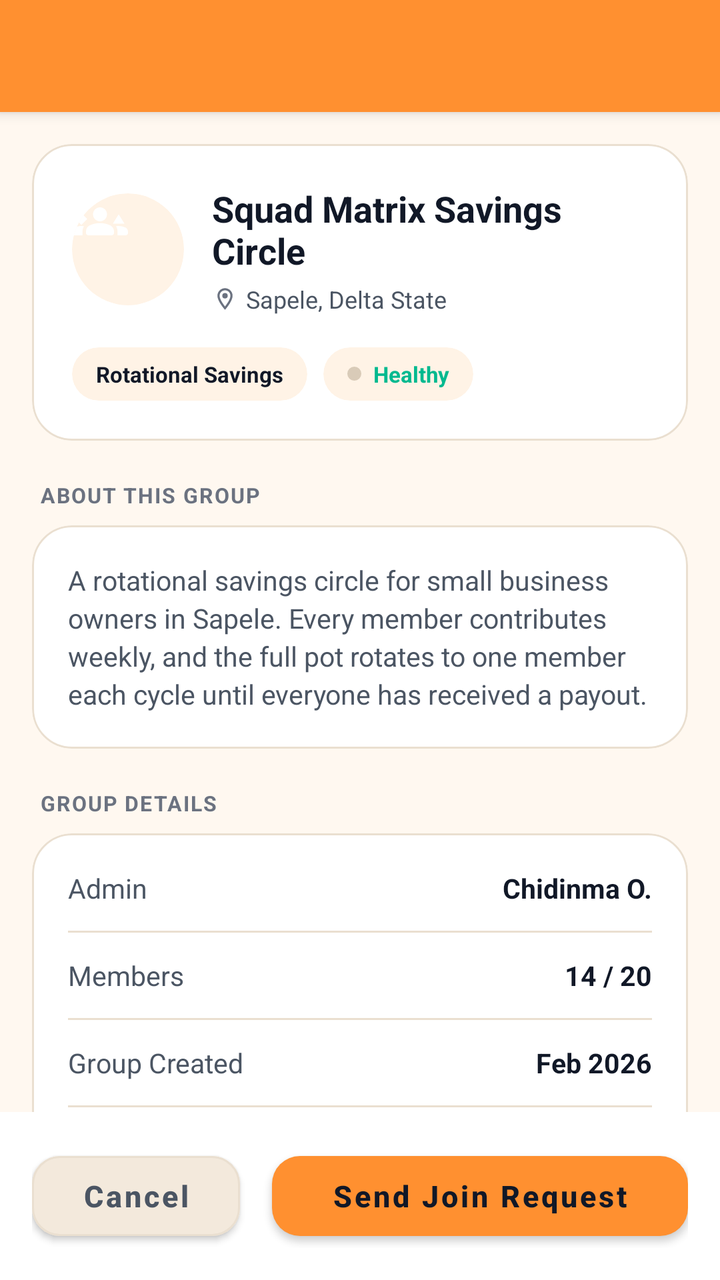
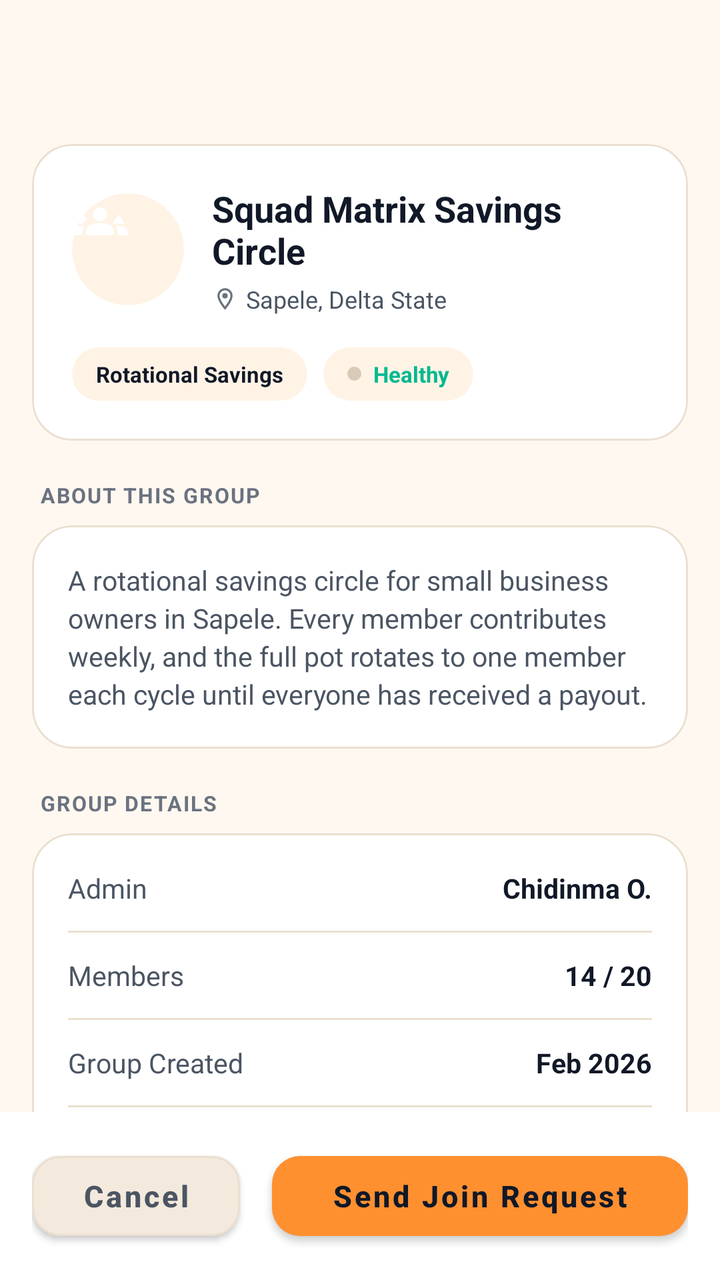

Screens rendered from an Android XML layout before and after an edit, with the pre-edit source and the edit as a unified diff.
<!-- AndroidManifest.xml: application theme AppTheme -->
<!-- res/layout/group_join_request.xml -->
<androidx.coordinatorlayout.widget.CoordinatorLayout
	xmlns:android="http://schemas.android.com/apk/res/android"
	xmlns:app="http://schemas.android.com/apk/res-auto"
	xmlns:tools="http://schemas.android.com/tools"
	android:id="@+id/_coordinator"
	android:layout_width="match_parent"
	android:layout_height="match_parent">
	<com.google.android.material.appbar.AppBarLayout
		android:id="@+id/_app_bar"
		android:layout_width="match_parent"
		android:layout_height="wrap_content"
		android:theme="@style/AppTheme.AppBarOverlay">
		<androidx.appcompat.widget.Toolbar
			android:id="@+id/_toolbar"
			android:layout_width="match_parent"
			android:layout_height="?attr/actionBarSize"
			android:background="?attr/appBarColor"
			app:popupTheme="@style/AppTheme.PopupOverlay" />
	</com.google.android.material.appbar.AppBarLayout>
	<LinearLayout
		android:id="@+id/_coordinator"
		android:layout_width="match_parent"
		android:layout_height="match_parent"
		android:orientation="vertical"
		android:background="@color/colorBackground"
		app:layout_behavior="@string/appbar_scrolling_view_behavior">
		<androidx.core.widget.NestedScrollView
			android:id="@+id/vscroll_join_request"
			android:layout_width="match_parent"
			android:layout_height="0dp"
			android:layout_weight="1"
			android:fillViewport="true"
			android:overScrollMode="never">
			<LinearLayout
				android:id="@+id/linear65"
				android:layout_width="match_parent"
				android:layout_height="wrap_content"
				android:padding="16dp"
				android:orientation="vertical">
				<com.google.android.material.card.MaterialCardView
					android:id="@+id/cardview33"
					android:layout_width="match_parent"
					android:layout_height="wrap_content"
					app:cardBackgroundColor="@color/colorSurface"
					app:cardCornerRadius="20dp"
					app:cardElevation="0dp"
					app:strokeWidth="1dp"
					app:strokeColor="@color/colorCardStroke">
					<LinearLayout
						android:id="@+id/linear66"
						android:layout_width="match_parent"
						android:layout_height="wrap_content"
						android:padding="20dp"
						android:orientation="vertical">
						<LinearLayout
							android:id="@+id/linear67"
							android:layout_width="match_parent"
							android:layout_height="wrap_content"
							android:gravity="center_vertical"
							android:orientation="horizontal">
							<androidx.cardview.widget.CardView
								android:id="@+id/cardview34"
								android:layout_width="56dp"
								android:layout_height="56dp"
								app:cardBackgroundColor="@color/colorSurfaceAlt"
								app:cardCornerRadius="28dp"
								app:cardElevation="0dp">
								<ImageView
									android:id="@+id/img_group_avatar"
									android:layout_width="28dp"
									android:layout_height="28dp"
									android:src="@drawable/icon_groups_3_round"
									android:scaleType="centerInside" />
							</androidx.cardview.widget.CardView>
							<LinearLayout
								android:id="@+id/linear68"
								android:layout_width="0dp"
								android:layout_height="wrap_content"
								android:orientation="vertical"
								android:layout_weight="1"
								android:layout_marginStart="14dp">
								<TextView
									android:id="@+id/tv_group_name"
									android:layout_width="wrap_content"
									android:layout_height="wrap_content"
									android:text="Squad Matrix Savings Circle"
									android:textSize="18sp"
									android:textStyle="bold"
									android:textColor="@color/colorTextPrimary"
									android:ellipsize="end"
									android:maxLines="2" />
								<LinearLayout
									android:id="@+id/linear69"
									android:layout_width="wrap_content"
									android:layout_height="wrap_content"
									android:layout_marginTop="4dp"
									android:gravity="center_vertical"
									android:orientation="horizontal">
									<ImageView
										android:id="@+id/imageview17"
										android:layout_width="13dp"
										android:layout_height="13dp"
										android:src="@drawable/icon_location_on_outline"
										android:scaleType="centerInside"
										app:tint="@color/colorTextTertiary" />
									<TextView
										android:id="@+id/tv_group_location"
										android:layout_width="wrap_content"
										android:layout_height="wrap_content"
										android:text="Sapele, Delta State"
										android:textSize="12sp"
										android:textColor="@color/colorTextSecondary"
										android:layout_marginStart="4dp" />
								</LinearLayout>
							</LinearLayout>
						</LinearLayout>
						<LinearLayout
							android:id="@+id/linear70"
							android:layout_width="match_parent"
							android:layout_height="wrap_content"
							android:layout_marginTop="16dp"
							android:orientation="horizontal">
							<com.google.android.material.card.MaterialCardView
								android:id="@+id/cardview35"
								android:layout_width="wrap_content"
								android:layout_height="wrap_content"
								app:cardBackgroundColor="@color/colorSurfaceAlt"
								android:layout_marginEnd="8dp"
								app:cardCornerRadius="20dp"
								app:cardElevation="0dp"
								app:strokeWidth="0dp">
								<TextView
									android:id="@+id/tv_group_type"
									android:layout_width="wrap_content"
									android:layout_height="wrap_content"
									android:text="Rotational Savings"
									android:textSize="11sp"
									android:textStyle="bold"
									android:textColor="@color/colorTextPrimary"
									android:paddingHorizontal="12dp"
									android:paddingVertical="6dp" />
							</com.google.android.material.card.MaterialCardView>
							<com.google.android.material.card.MaterialCardView
								android:id="@+id/card_health_badge"
								android:layout_width="wrap_content"
								android:layout_height="wrap_content"
								app:cardBackgroundColor="@color/colorSurfaceAlt"
								app:cardCornerRadius="20dp"
								app:cardElevation="0dp"
								app:strokeWidth="0dp">
								<LinearLayout
									android:id="@+id/linear71"
									android:layout_width="wrap_content"
									android:layout_height="wrap_content"
									android:gravity="center_vertical"
									android:orientation="horizontal"
									android:paddingHorizontal="12dp"
									android:paddingVertical="6dp">
									<View
										android:id="@+id/view72"
										android:layout_width="7dp"
										android:layout_height="7dp"
										android:background="@drawable/dot_pending" />
									<TextView
										android:id="@+id/tv_group_health"
										android:layout_width="wrap_content"
										android:layout_height="wrap_content"
										android:text="Healthy"
										android:textSize="11sp"
										android:textStyle="bold"
										android:textColor="@color/colorSuccess"
										android:layout_marginStart="6dp" />
								</LinearLayout>
							</com.google.android.material.card.MaterialCardView>
						</LinearLayout>
					</LinearLayout>
				</com.google.android.material.card.MaterialCardView>
				<TextView
					android:id="@+id/textview43"
					android:layout_width="match_parent"
					android:layout_height="wrap_content"
					android:layout_marginTop="20dp"
					android:layout_marginBottom="8dp"
					android:text="ABOUT THIS GROUP"
					android:textStyle="bold"
					android:textColor="@color/colorTextTertiary"
					android:textSize="10.5sp"
					android:layout_marginStart="4dp"
					android:letterSpacing="0.06" />
				<com.google.android.material.card.MaterialCardView
					android:id="@+id/cardview36"
					android:layout_width="match_parent"
					android:layout_height="wrap_content"
					app:cardBackgroundColor="@color/colorSurface"
					app:cardCornerRadius="20dp"
					app:cardElevation="0dp"
					app:strokeWidth="1dp"
					app:strokeColor="@color/colorCardStroke">
					<TextView
						android:id="@+id/tv_group_description"
						android:layout_width="match_parent"
						android:layout_height="wrap_content"
						android:padding="18dp"
						android:text="A rotational savings circle for small business owners in Sapele. Every member contributes weekly, and the full pot rotates to one member each cycle until everyone has received a payout."
						android:textColor="@color/colorTextSecondary"
						android:textSize="13.5sp"
						android:lineSpacingExtra="3dp" />
				</com.google.android.material.card.MaterialCardView>
				<TextView
					android:id="@+id/textview44"
					android:layout_width="match_parent"
					android:layout_height="wrap_content"
					android:layout_marginTop="20dp"
					android:layout_marginBottom="8dp"
					android:text="GROUP DETAILS"
					android:textStyle="bold"
					android:textColor="@color/colorTextTertiary"
					android:textSize="10.5sp"
					android:layout_marginStart="4dp"
					android:letterSpacing="0.06" />
				<com.google.android.material.card.MaterialCardView
					android:id="@+id/cardview37"
					android:layout_width="match_parent"
					android:layout_height="wrap_content"
					app:cardBackgroundColor="@color/colorSurface"
					app:cardCornerRadius="20dp"
					app:cardElevation="0dp"
					app:strokeWidth="1dp"
					app:strokeColor="@color/colorCardStroke">
					<LinearLayout
						android:id="@+id/linear73"
						android:layout_width="match_parent"
						android:layout_height="wrap_content"
						android:padding="18dp"
						android:orientation="vertical">
						<LinearLayout
							android:id="@+id/linear74"
							android:layout_width="match_parent"
							android:layout_height="wrap_content"
							android:gravity="center_vertical"
							android:orientation="horizontal">
							<TextView
								android:id="@+id/textview45"
								android:layout_width="0dp"
								android:layout_height="wrap_content"
								android:text="Admin"
								android:textColor="@color/colorTextSecondary"
								android:layout_weight="1"
								android:textSize="13.5sp" />
							<TextView
								android:id="@+id/tv_join_admin_value"
								android:layout_width="wrap_content"
								android:layout_height="wrap_content"
								android:text="Chidinma O."
								android:textStyle="bold"
								android:textColor="@color/colorTextPrimary"
								android:textSize="13.5sp" />
						</LinearLayout>
						<View
							android:id="@+id/view75"
							android:layout_width="match_parent"
							android:layout_height="1dp"
							android:background="@color/colorDivider"
							android:layout_marginVertical="12dp" />
						<LinearLayout
							android:id="@+id/linear76"
							android:layout_width="match_parent"
							android:layout_height="wrap_content"
							android:gravity="center_vertical"
							android:orientation="horizontal">
							<TextView
								android:id="@+id/textview46"
								android:layout_width="0dp"
								android:layout_height="wrap_content"
								android:text="Members"
								android:textColor="@color/colorTextSecondary"
								android:layout_weight="1"
								android:textSize="13.5sp" />
							<TextView
								android:id="@+id/tv_join_members_value"
								android:layout_width="wrap_content"
								android:layout_height="wrap_content"
								android:text="14 / 20"
								android:textStyle="bold"
								android:textColor="@color/colorTextPrimary"
								android:textSize="13.5sp" />
						</LinearLayout>
						<View
							android:id="@+id/view77"
							android:layout_width="match_parent"
							android:layout_height="1dp"
							android:background="@color/colorDivider"
							android:layout_marginVertical="12dp" />
						<LinearLayout
							android:id="@+id/linear78"
							android:layout_width="match_parent"
							android:layout_height="wrap_content"
							android:gravity="center_vertical"
							android:orientation="horizontal">
							<TextView
								android:id="@+id/textview47"
								android:layout_width="0dp"
								android:layout_height="wrap_content"
								android:text="Group Created"
								android:textColor="@color/colorTextSecondary"
								android:layout_weight="1"
								android:textSize="13.5sp" />
							<TextView
								android:id="@+id/tv_join_created_value"
								android:layout_width="wrap_content"
								android:layout_height="wrap_content"
								android:text="Feb 2026"
								android:textStyle="bold"
								android:textColor="@color/colorTextPrimary"
								android:textSize="13.5sp" />
						</LinearLayout>
						<View
							android:id="@+id/view79"
							android:layout_width="match_parent"
							android:layout_height="1dp"
							android:background="@color/colorDivider"
							android:layout_marginVertical="12dp" />
						<LinearLayout
							android:id="@+id/linear80"
							android:layout_width="match_parent"
							android:layout_height="wrap_content"
							android:gravity="center_vertical"
							android:orientation="horizontal">
							<TextView
								android:id="@+id/textview48"
								android:layout_width="0dp"
								android:layout_height="wrap_content"
								android:text="Current Cycle"
								android:textColor="@color/colorTextSecondary"
								android:layout_weight="1"
								android:textSize="13.5sp" />
							<TextView
								android:id="@+id/tv_join_cycle_value"
								android:layout_width="wrap_content"
								android:layout_height="wrap_content"
								android:text="Cycle 6 of 20"
								android:textStyle="bold"
								android:textColor="@color/colorTextPrimary"
								android:textSize="13.5sp" />
						</LinearLayout>
					</LinearLayout>
				</com.google.android.material.card.MaterialCardView>
				<TextView
					android:id="@+id/textview49"
					android:layout_width="match_parent"
					android:layout_height="wrap_content"
					android:layout_marginTop="20dp"
					android:layout_marginBottom="8dp"
					android:text="GROUP RULES"
					android:textStyle="bold"
					android:textColor="@color/colorTextTertiary"
					android:textSize="10.5sp"
					android:layout_marginStart="4dp"
					android:letterSpacing="0.06" />
				<com.google.android.material.card.MaterialCardView
					android:id="@+id/cardview38"
					android:layout_width="match_parent"
					android:layout_height="wrap_content"
					app:cardBackgroundColor="@color/colorSurface"
					app:cardCornerRadius="20dp"
					app:cardElevation="0dp"
					app:strokeColor="@color/colorCardStroke"
					app:strokeWidth="1dp">
					<LinearLayout
						android:id="@+id/layout_group_rules"
						android:layout_width="match_parent"
						android:layout_height="wrap_content"
						android:padding="18dp"
						android:orientation="vertical">
						<LinearLayout
							android:id="@+id/linear81"
							android:layout_width="match_parent"
							android:layout_height="wrap_content"
							android:layout_marginBottom="12dp"
							android:orientation="horizontal">
							<ImageView
								android:id="@+id/imageview18"
								android:layout_width="16dp"
								android:layout_height="16dp"
								android:layout_marginTop="2dp"
								android:src="@drawable/icon_check_circle_round"
								android:scaleType="centerInside"
								app:tint="@color/colorAccent" />
							<TextView
								android:id="@+id/textview50"
								android:layout_width="0dp"
								android:layout_height="wrap_content"
								android:text="Weekly contribution of ₦5,000 is due every Monday by 6:00 PM."
								android:textColor="@color/colorTextSecondary"
								android:layout_weight="1"
								android:textSize="13.5sp"
								android:layout_marginStart="10dp"
								android:lineSpacingExtra="2dp" />
						</LinearLayout>
						<LinearLayout
							android:id="@+id/linear82"
							android:layout_width="match_parent"
							android:layout_height="wrap_content"
							android:layout_marginBottom="12dp"
							android:orientation="horizontal">
							<ImageView
								android:id="@+id/imageview19"
								android:layout_width="16dp"
								android:layout_height="16dp"
								android:layout_marginTop="2dp"
								android:src="@drawable/icon_check_circle_round"
								android:scaleType="centerInside"
								app:tint="@color/colorAccent" />
							<TextView
								android:id="@+id/textview51"
								android:layout_width="0dp"
								android:layout_height="wrap_content"
								android:text="Missing two consecutive contributions without notice may result in removal from the group."
								android:textColor="@color/colorTextSecondary"
								android:layout_weight="1"
								android:textSize="13.5sp"
								android:layout_marginStart="10dp"
								android:lineSpacingExtra="2dp" />
						</LinearLayout>
						<LinearLayout
							android:id="@+id/linear83"
							android:layout_width="match_parent"
							android:layout_height="wrap_content"
							android:layout_marginBottom="12dp"
							android:orientation="horizontal">
							<ImageView
								android:id="@+id/imageview20"
								android:layout_width="16dp"
								android:layout_height="16dp"
								android:layout_marginTop="2dp"
								android:src="@drawable/icon_check_circle_round"
								android:scaleType="centerInside"
								app:tint="@color/colorAccent" />
							<TextView
								android:id="@+id/textview52"
								android:layout_width="0dp"
								android:layout_height="wrap_content"
								android:text="Payout order is decided by the admin at the start of each cycle and shared with all members."
								android:textColor="@color/colorTextSecondary"
								android:layout_weight="1"
								android:textSize="13.5sp"
								android:layout_marginStart="10dp"
								android:lineSpacingExtra="2dp" />
						</LinearLayout>
						<LinearLayout
							android:id="@+id/linear84"
							android:layout_width="match_parent"
							android:layout_height="wrap_content"
							android:orientation="horizontal">
							<ImageView
								android:id="@+id/imageview21"
								android:layout_width="16dp"
								android:layout_height="16dp"
								android:layout_marginTop="2dp"
								android:src="@drawable/icon_check_circle_round"
								android:scaleType="centerInside"
								app:tint="@color/colorAccent" />
							<TextView
								android:id="@+id/textview53"
								android:layout_width="0dp"
								android:layout_height="wrap_content"
								android:text="Leaving before completing a full cycle forfeits any pending payout for that cycle."
								android:textColor="@color/colorTextSecondary"
								android:layout_weight="1"
								android:textSize="13.5sp"
								android:layout_marginStart="10dp"
								android:lineSpacingExtra="2dp" />
						</LinearLayout>
					</LinearLayout>
				</com.google.android.material.card.MaterialCardView>
				<TextView
					android:id="@+id/textview54"
					android:layout_width="match_parent"
					android:layout_height="wrap_content"
					android:layout_marginTop="20dp"
					android:layout_marginBottom="8dp"
					android:text="RECENT ACTIVITY"
					android:textStyle="bold"
					android:textColor="@color/colorTextTertiary"
					android:textSize="10.5sp"
					android:layout_marginStart="4dp"
					android:letterSpacing="0.06" />
				<com.google.android.material.card.MaterialCardView
					android:id="@+id/cardview39"
					android:layout_width="match_parent"
					android:layout_height="wrap_content"
					app:cardBackgroundColor="@color/colorSurface"
					app:cardCornerRadius="20dp"
					app:cardElevation="0dp"
					app:strokeWidth="1dp"
					app:strokeColor="@color/colorCardStroke">
					<LinearLayout
						android:id="@+id/layout_group_history"
						android:layout_width="match_parent"
						android:layout_height="wrap_content"
						android:padding="18dp"
						android:orientation="vertical">
						<LinearLayout
							android:id="@+id/linear85"
							android:layout_width="match_parent"
							android:layout_height="wrap_content"
							android:layout_marginBottom="12dp"
							android:gravity="center_vertical"
							android:orientation="horizontal">
							<ImageView
								android:id="@+id/imageview22"
								android:layout_width="15dp"
								android:layout_height="15dp"
								android:src="@drawable/icon_access_time_outline"
								android:scaleType="centerInside"
								app:tint="@color/colorTextTertiary" />
							<TextView
								android:id="@+id/textview55"
								android:layout_width="0dp"
								android:layout_height="wrap_content"
								android:text="Payout completed on schedule"
								android:textSize="13sp"
								android:textColor="@color/colorTextSecondary"
								android:layout_weight="1"
								android:layout_marginStart="10dp" />
							<TextView
								android:id="@+id/textview56"
								android:layout_width="wrap_content"
								android:layout_height="wrap_content"
								android:text="3d ago"
								android:textColor="@color/colorTextTertiary"
								android:textSize="11.5sp" />
						</LinearLayout>
						<LinearLayout
							android:id="@+id/linear86"
							android:layout_width="match_parent"
							android:layout_height="wrap_content"
							android:layout_marginBottom="12dp"
							android:gravity="center_vertical"
							android:orientation="horizontal">
							<ImageView
								android:id="@+id/imageview23"
								android:layout_width="15dp"
								android:layout_height="15dp"
								android:src="@drawable/icon_access_time_outline"
								android:scaleType="centerInside"
								app:tint="@color/colorTextTertiary" />
							<TextView
								android:id="@+id/textview57"
								android:layout_width="0dp"
								android:layout_height="wrap_content"
								android:text="New member joined the group"
								android:textSize="13sp"
								android:textColor="@color/colorTextSecondary"
								android:layout_weight="1"
								android:layout_marginStart="10dp" />
							<TextView
								android:id="@+id/textview58"
								android:layout_width="wrap_content"
								android:layout_height="wrap_content"
								android:text="6d ago"
								android:textColor="@color/colorTextTertiary"
								android:textSize="11.5sp" />
						</LinearLayout>
						<LinearLayout
							android:id="@+id/linear87"
							android:layout_width="match_parent"
							android:layout_height="wrap_content"
							android:gravity="center_vertical"
							android:orientation="horizontal">
							<ImageView
								android:id="@+id/imageview24"
								android:layout_width="15dp"
								android:layout_height="15dp"
								android:src="@drawable/icon_access_time_outline"
								android:scaleType="centerInside"
								app:tint="@color/colorTextTertiary" />
							<TextView
								android:id="@+id/textview59"
								android:layout_width="0dp"
								android:layout_height="wrap_content"
								android:text="All contributions received for current cycle"
								android:textSize="13sp"
								android:textColor="@color/colorTextSecondary"
								android:layout_weight="1"
								android:layout_marginStart="10dp" />
							<TextView
								android:id="@+id/textview60"
								android:layout_width="wrap_content"
								android:layout_height="wrap_content"
								android:text="1w ago"
								android:textColor="@color/colorTextTertiary"
								android:textSize="11.5sp" />
						</LinearLayout>
					</LinearLayout>
				</com.google.android.material.card.MaterialCardView>
				<TextView
					android:id="@+id/textview61"
					android:layout_width="match_parent"
					android:layout_height="wrap_content"
					android:layout_marginTop="20dp"
					android:layout_marginBottom="8dp"
					android:text="MESSAGE TO ADMIN (OPTIONAL)"
					android:textStyle="bold"
					android:textColor="@color/colorTextTertiary"
					android:textSize="10.5sp"
					android:layout_marginStart="4dp"
					android:letterSpacing="0.06" />
				<com.google.android.material.card.MaterialCardView
					android:id="@+id/cardview40"
					android:layout_width="match_parent"
					android:layout_height="wrap_content"
					app:cardBackgroundColor="@color/colorSurface"
					app:cardCornerRadius="20dp"
					app:cardElevation="0dp"
					app:strokeWidth="1dp"
					app:strokeColor="@color/colorCardStroke">
					<EditText
						android:id="@+id/et_message_to_admin"
						android:layout_width="match_parent"
						android:layout_height="100dp"
						android:padding="16dp"
						android:background="@android:color/transparent"
						android:textColor="@color/colorTextPrimary"
						android:hint="Introduce yourself, or share why you'd like to join this group..."
						android:gravity="top|start"
						android:textSize="13.5sp"
						android:inputType="textMultiLine|textCapSentences"
						android:maxLength="300" />
				</com.google.android.material.card.MaterialCardView>
				<TextView
					android:id="@+id/tv_message_char_count"
					android:layout_width="match_parent"
					android:layout_height="wrap_content"
					android:layout_marginTop="4dp"
					android:text="0 / 300"
					android:textColor="@color/colorTextTertiary"
					android:gravity="end"
					android:textSize="11.5sp" />
				<com.google.android.material.card.MaterialCardView
					android:id="@+id/cardview41"
					android:layout_width="match_parent"
					android:layout_height="wrap_content"
					android:layout_marginTop="16dp"
					app:cardBackgroundColor="@color/colorSurfaceAlt"
					app:cardCornerRadius="16dp"
					app:cardElevation="0dp"
					app:strokeWidth="1dp"
					app:strokeColor="@color/colorCardStroke">
					<LinearLayout
						android:id="@+id/linear88"
						android:layout_width="match_parent"
						android:layout_height="wrap_content"
						android:padding="16dp"
						android:gravity="center_vertical"
						android:orientation="horizontal">
						<CheckBox
							android:id="@+id/cb_agree_to_rules"
							android:layout_width="wrap_content"
							android:layout_height="wrap_content"
							android:textSize="12sp"
							app:buttonTint="@color/colorAccent" />
						<TextView
							android:id="@+id/textview62"
							android:layout_width="0dp"
							android:layout_height="wrap_content"
							android:text="I have read and agree to follow this group's rules and contribution schedule."
							android:textSize="13sp"
							android:textColor="@color/colorTextSecondary"
							android:layout_weight="1"
							android:layout_marginStart="10dp" />
					</LinearLayout>
				</com.google.android.material.card.MaterialCardView>
				<TextView
					android:id="@+id/textview63"
					android:layout_width="match_parent"
					android:layout_height="wrap_content"
					android:layout_marginTop="14dp"
					android:layout_marginBottom="8dp"
					android:gravity="center_horizontal"
					android:text="Your request will be reviewed by the group admin. You'll be notified once a decision is made."
					android:textColor="@color/colorTextTertiary"
					android:textSize="11.5sp" />
			</LinearLayout>
		</androidx.core.widget.NestedScrollView>
		<LinearLayout
			android:id="@+id/linear89"
			android:layout_width="match_parent"
			android:layout_height="wrap_content"
			android:padding="16dp"
			android:background="@color/colorSurface"
			android:orientation="horizontal">
			<com.google.android.material.button.MaterialButton
				android:id="@+id/btn_cancel_join_request"
				android:layout_width="0dp"
				android:layout_height="52dp"
				android:text="Cancel"
				android:textSize="15sp"
				android:textStyle="bold"
				android:textColor="@color/colorTextSecondary"
				android:layout_weight="1"
				android:layout_marginEnd="8dp"
				android:textAllCaps="false"
				app:backgroundTint="@color/colorSurfaceRaised"
				app:cornerRadius="14dp"
				app:elevation="0dp"
				app:strokeColor="@color/colorCardStroke"
				app:strokeWidth="1dp" />
			<com.google.android.material.button.MaterialButton
				android:id="@+id/btn_send_join_request"
				android:layout_width="0dp"
				android:layout_height="52dp"
				android:text="Send Join Request"
				android:textSize="15sp"
				android:textStyle="bold"
				android:textColor="@color/colorTextOnAccent"
				android:layout_weight="2"
				android:layout_marginStart="8dp"
				android:textAllCaps="false"
				app:backgroundTint="@color/colorAccent"
				app:cornerRadius="14dp"
				app:elevation="0dp" />
		</LinearLayout>
	</LinearLayout>
</androidx.coordinatorlayout.widget.CoordinatorLayout>
<!-- resources referenced by this layout -->
<resources>
  <color name="colorAccent">#FF9030</color>
  <color name="colorBackground">#FFF8F0</color>
  <color name="colorCardStroke">#EADFD0</color>
  <color name="colorDivider">#EADFD0</color>
  <color name="colorSuccess">#00B98F</color>
  <color name="colorSurface">#FFFFFF</color>
  <color name="colorSurfaceAlt">#FFF3E6</color>
  <color name="colorSurfaceRaised">#F3E9DC</color>
  <color name="colorTextOnAccent">#111827</color>
  <color name="colorTextPrimary">#111827</color>
  <color name="colorTextSecondary">#4B5563</color>
  <color name="colorTextTertiary">#6B7280</color>
  <!-- drawable dot_pending (drawable) -->
  <shape xmlns:android="http://schemas.android.com/apk/res/android"
  	android:shape="oval">
  	<solid android:color="@color/colorFieldBorder" />
  </shape>
  <style name="AppTheme.PopupOverlay" parent="ThemeOverlay.MaterialComponents.Light" />
  <style name="AppTheme" parent="Theme.MaterialComponents.DayNight.NoActionBar">
          
          <item name="homeAsUpIndicator">@drawable/ic_nav_back</item>
          
          <item name="android:textViewStyle">@style/HarvanaTextView</item>
          <item name="appBarColor">@color/colorAccent</item>
          <item name="onAppBarColor">@color/colorTextOnAccent</item>
          <item name="colorSecondary">@color/colorAccent</item>
          <item name="colorOnSecondary">@color/colorTextOnAccent</item>
          <item name="colorPrimaryVariant">@color/colorAccentDark</item>
          <item name="colorSecondaryVariant">@color/colorAccentDark</item>
          <item name="colorError">@color/colorError</item>
          <item name="colorOnError">@color/colorTextPrimaryWhite</item>
          <item name="colorControlActivated">@color/colorAccent</item>
          <item name="colorControlNormal">@color/colorControlNormal</item>
          <item name="colorControlHighlight">@color/colorAccentRipple</item>
          <item name="android:textColorHighlight">@color/colorAccentStroke</item>
          <item name="android:textColorLink">@color/colorAccentStrong</item>
          <item name="android:editTextColor">@color/colorTextPrimary</item>
          <item name="android:navigationBarColor">@color/colorBackground</item>
          <item name="colorPrimary">@color/colorAccent</item>
          <item name="colorPrimaryDark">@color/colorAccentStrong</item>
          <item name="colorAccent">@color/colorAccent</item>
          <item name="colorSurface">@color/colorSurface</item>
          <item name="colorOnPrimary">@color/colorTextOnAccent</item>
          <item name="colorOnSurface">@color/colorTextPrimary</item>
          <item name="colorOnBackground">@color/colorTextPrimary</item>
          <item name="colorOnSurfaceVariant">@color/colorTextSecondary</item>
          <item name="android:textColorPrimary">@color/colorTextPrimary</item>
          <item name="android:textColorSecondary">@color/colorTextSecondary</item>
          <item name="android:textColorHint">@color/colorTextTertiary</item>
          <item name="android:statusBarColor">?attr/appBarColor</item>
          <item name="android:windowLightStatusBar">true</item>
          <item name="android:windowBackground">@color/colorBackground</item>
          <item name="alertDialogTheme">@style/HarvanaAlertDialog</item>
          <item name="materialAlertDialogTheme">@style/HarvanaAlertDialog</item>
          <item name="bottomSheetDialogTheme">@style/HarvanaBottomSheetDialog</item>
      </style>
  <color name="colorFieldBorder">#D9CBB8</color>
  <style name="HarvanaTextView" parent="android:Widget.TextView">
          <item name="android:textColor">@color/colorTextPrimary</item>
      </style>
  <color name="colorAccentDark">#E57A14</color>
  <color name="colorError">#EF4444</color>
  <color name="colorTextPrimaryWhite">#FFFFFF</color>
  <color name="colorControlNormal">#6B7280</color>
  <color name="colorAccentRipple">#1AFF9030</color>
  <color name="colorAccentStroke">#33FF9030</color>
  <color name="colorAccentStrong">#B85F0A</color>
  <!-- unchanged entries left out for length: 11 -->
</resources>

<!-- the commit's change to res/layout/group_join_request.xml (unified diff, before → after) -->
@@ -9,7 +9,9 @@
 		android:id="@+id/_app_bar"
 		android:layout_width="match_parent"
 		android:layout_height="wrap_content"
-		android:theme="@style/AppTheme.AppBarOverlay">
+		android:theme="@style/AppTheme.AppBarOverlay"
+		app:elevation="0dp"
+		android:stateListAnimator="@null">
 		<androidx.appcompat.widget.Toolbar
 			android:id="@+id/_toolbar"
 			android:layout_width="match_parent"
<!-- resource entries referenced after the edit -->
@@ -23,8 +23,8 @@
           <item name="homeAsUpIndicator">@drawable/ic_nav_back</item>
           
           <item name="android:textViewStyle">@style/HarvanaTextView</item>
-          <item name="appBarColor">@color/colorAccent</item>
-          <item name="onAppBarColor">@color/colorTextOnAccent</item>
+          <item name="appBarColor">@color/colorBackground</item>
+          <item name="onAppBarColor">@color/colorTextPrimary</item>
           <item name="colorSecondary">@color/colorAccent</item>
           <item name="colorOnSecondary">@color/colorTextOnAccent</item>
           <item name="colorPrimaryVariant">@color/colorAccentDark</item>
